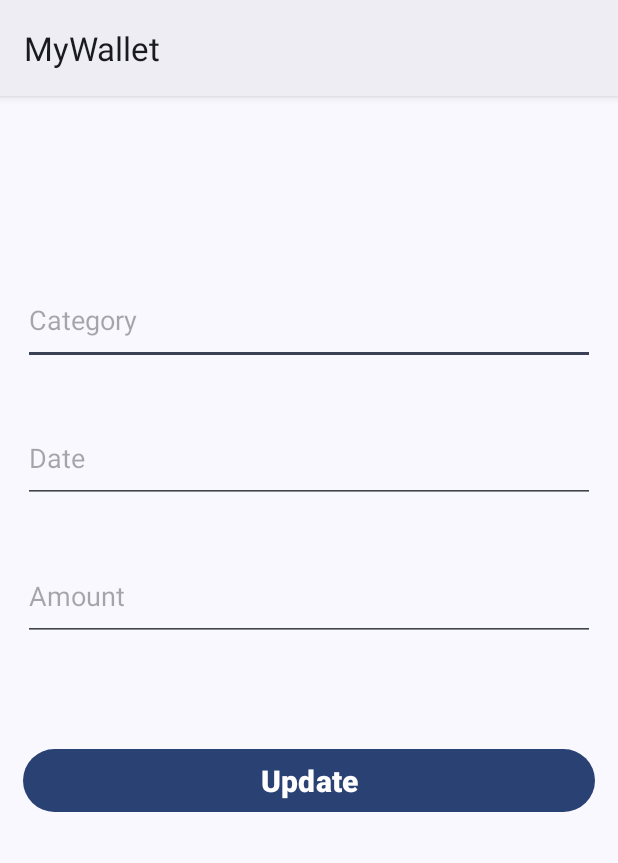
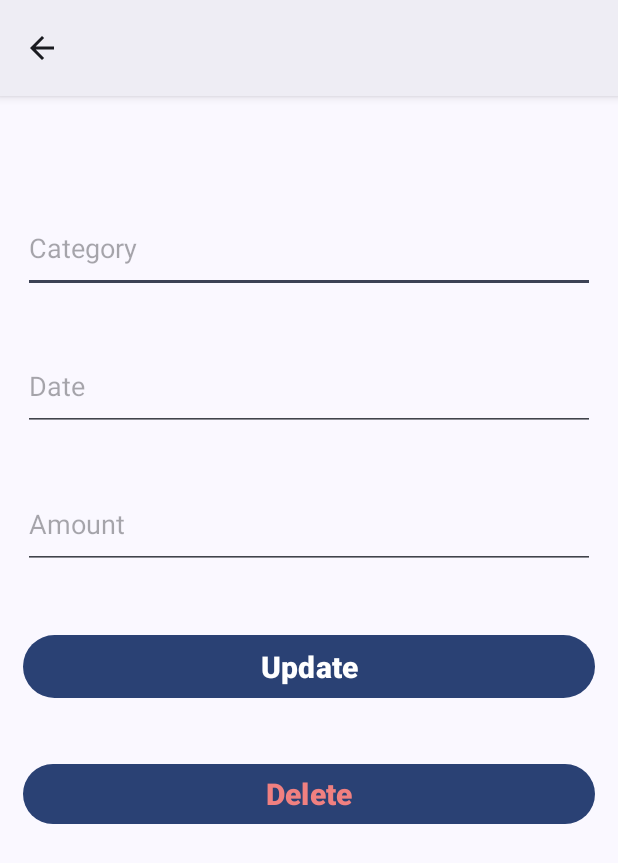
Before and after one commit to TKahh/MyWallet, an Android app: the UpdateActivity screen opened directly, with no data from a screen before it, on a phone screen of 412 x 824 dp. Shown: the top 863 px of the screen. Run offline under Robolectric (Android 15) with nearby library versions, the phone set to English and light mode, and no system bars.

Commit message:
update delete_button

```diff
--- a/app/src/main/AndroidManifest.xml
+++ b/app/src/main/AndroidManifest.xml
@@ -14,7 +14,8 @@
         tools:targetApi="31">
         <activity
             android:name=".UpdateActivity"
-            android:exported="false" />
+            android:exported="false"
+            android:parentActivityName=".HistoryActivity"/>
         <activity
             android:name=".ReConfirmDataActivity"
             android:exported="false"
--- a/app/src/main/java/tdtu/fit/tvka/mywallet/UpdateActivity.java
+++ b/app/src/main/java/tdtu/fit/tvka/mywallet/UpdateActivity.java
@@ -1,7 +1,10 @@
 package tdtu.fit.tvka.mywallet;
 
+import androidx.appcompat.app.ActionBar;
+import androidx.appcompat.app.AlertDialog;
 import androidx.appcompat.app.AppCompatActivity;
 
+import android.content.DialogInterface;
 import android.os.Bundle;
 import android.view.View;
 import android.widget.Button;
@@ -12,7 +15,7 @@ public class UpdateActivity extends AppCompatActivity {
 
     EditText expenses_input, date_input, amount_input;
 
-    Button update_btn;
+    Button update_btn, delete_btn;
 
     String id, expenses, date;
     String amount;
@@ -27,8 +30,15 @@ public class UpdateActivity extends AppCompatActivity {
         amount_input = findViewById(R.id.amount_input2);
 
         update_btn = findViewById(R.id.btn_update);
+        delete_btn = findViewById(R.id.btn_delete);
 
         getAndSetIntentData();
+
+        ActionBar ab = getSupportActionBar();
+        if(ab != null) {
+            ab.setTitle(expenses);
+        }
+
         update_btn.setOnClickListener(new View.OnClickListener() {
             @Override
             public void onClick(View view) {
@@ -37,6 +47,13 @@ public class UpdateActivity extends AppCompatActivity {
                 date = date_input.getText().toString().trim();
                 amount = amount_input.getText().toString().trim();
                 myDB.updateData(id, expenses, amount, date);
+            }
+        });
+
+        delete_btn.setOnClickListener(new View.OnClickListener() {
+            @Override
+            public void onClick(View view) {
+                confirmDialog();
             }
         });
     }
@@ -58,4 +75,24 @@ public class UpdateActivity extends AppCompatActivity {
             Toast.makeText(this, "No data.", Toast.LENGTH_SHORT).show();
         }
     }
+
+    void confirmDialog() {
+        AlertDialog.Builder builder = new AlertDialog.Builder(this);
+        builder.setTitle("Delete " + expenses + "?");
+        builder.setMessage("Are you sure to delete " + expenses + "?");
+        builder.setPositiveButton("Yes", new DialogInterface.OnClickListener() {
+            @Override
+            public void onClick(DialogInterface dialogInterface, int i) {
+                MyDatabaseHelper myDB = new MyDatabaseHelper(UpdateActivity.this);
+                myDB.deleteOneRow(id);
+            }
+        });
+        builder.setNegativeButton("No", new DialogInterface.OnClickListener() {
+            @Override
+            public void onClick(DialogInterface dialogInterface, int i) {
+
+            }
+        });
+        builder.create().show();
+    }
 }
--- a/app/src/main/res/layout/activity_update.xml
+++ b/app/src/main/res/layout/activity_update.xml
@@ -11,12 +11,12 @@
         android:id="@+id/categories_input2"
         android:layout_width="match_parent"
         android:layout_height="60dp"
-        android:layout_marginTop="104dp"
+        android:layout_marginTop="56dp"
         android:ems="10"
         android:hint="Category"
         android:inputType="text"
         app:layout_constraintEnd_toEndOf="parent"
-        app:layout_constraintHorizontal_bias="0.448"
+        app:layout_constraintHorizontal_bias="0.551"
         app:layout_constraintStart_toStartOf="parent"
         app:layout_constraintTop_toTopOf="parent" />
 
@@ -37,12 +37,12 @@
         android:id="@+id/btn_update"
         android:layout_width="match_parent"
         android:layout_height="50dp"
-        android:layout_marginTop="68dp"
+        android:layout_marginTop="40dp"
         android:text="Update"
         android:textSize="20dp"
         android:textStyle="bold"
         app:layout_constraintEnd_toEndOf="parent"
-        app:layout_constraintHorizontal_bias="0.448"
+        app:layout_constraintHorizontal_bias="0.551"
         app:layout_constraintStart_toStartOf="parent"
         app:layout_constraintTop_toBottomOf="@+id/amount_input2" />
 
@@ -58,4 +58,18 @@
         app:layout_constraintStart_toStartOf="parent"
         app:layout_constraintTop_toBottomOf="@+id/categories_input2" />
 
+    <Button
+        android:id="@+id/btn_delete"
+        android:layout_width="match_parent"
+        android:layout_height="wrap_content"
+        android:layout_marginTop="36dp"
+        android:text="Delete"
+        android:textSize="20dp"
+        android:textStyle="bold"
+        android:textColor="#F08080"
+        app:layout_constraintEnd_toEndOf="parent"
+        app:layout_constraintHorizontal_bias="0.482"
+        app:layout_constraintStart_toStartOf="parent"
+        app:layout_constraintTop_toBottomOf="@+id/btn_update" />
+
 </androidx.constraintlayout.widget.ConstraintLayout>
```
Also changed, not shown: app/src/main/java/tdtu/fit/tvka/mywallet/MyDatabaseHelper.java (+10 -0 lines).
